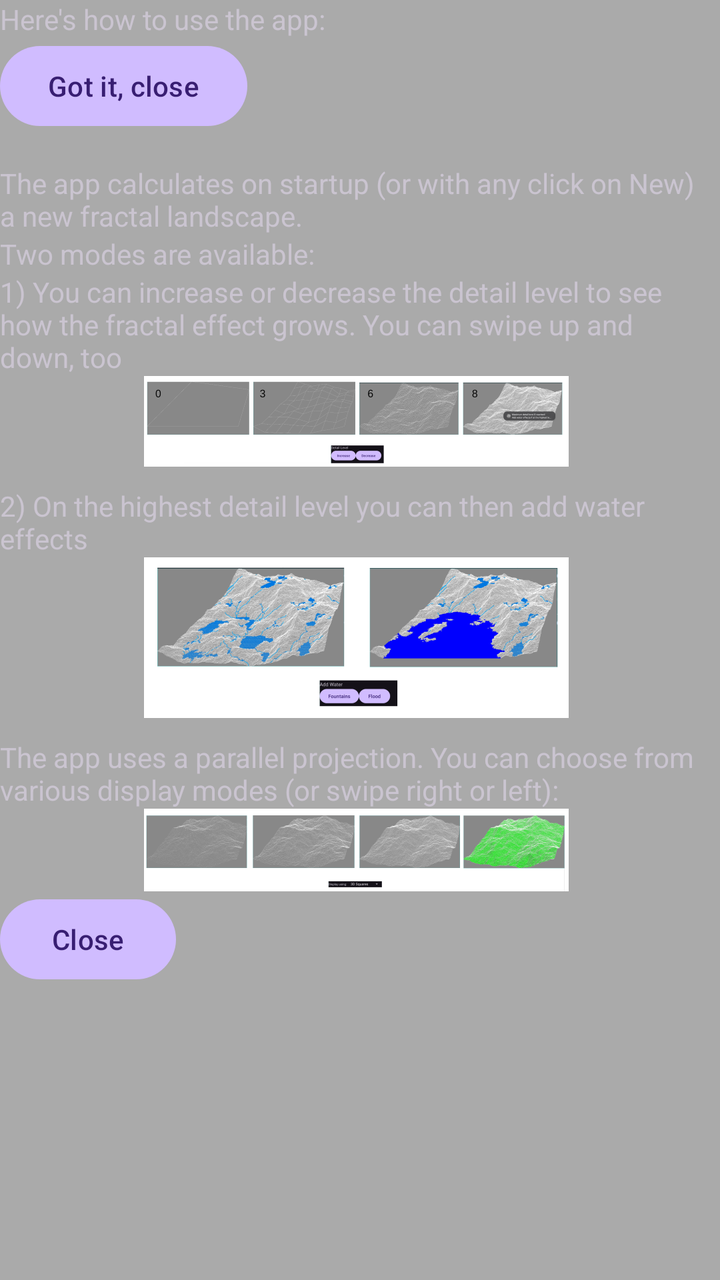
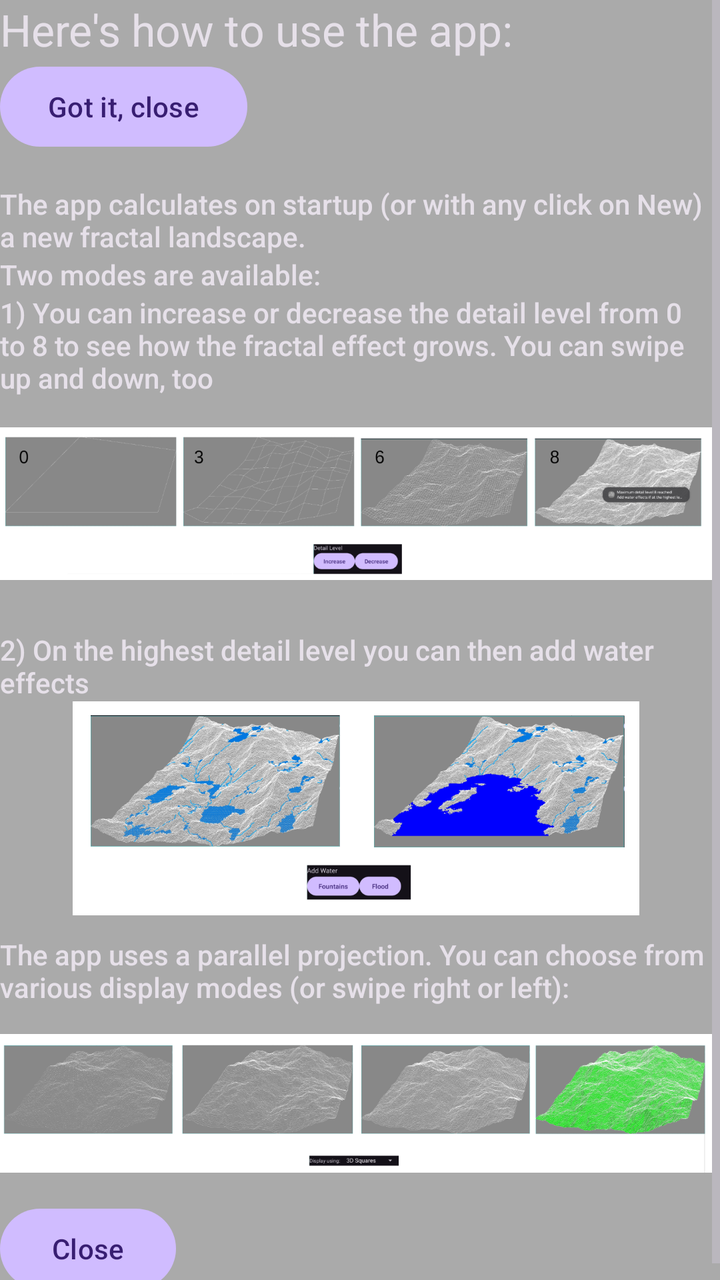

An Android layout rendered at two revisions. The XML below is the earlier revision; the diff shows what the commit changed to produce the second picture.
<!-- AndroidManifest.xml: application theme Theme.Landscape3D -->
<!-- res/layout/howtopopup.xml -->
<?xml version="1.0" encoding="utf-8"?>
<RelativeLayout xmlns:android="http://schemas.android.com/apk/res/android"
    xmlns:app="http://schemas.android.com/apk/res-auto"
    android:id="@+id/howto_popup_layout"
    android:layout_width="wrap_content"
    android:layout_height="wrap_content"
    android:layout_alignParentStart="true"
    android:layout_alignParentTop="true"
    android:background="@android:color/darker_gray">

    <ScrollView
        android:id="@+id/howto_popup_scrollview"
        android:layout_width="wrap_content"
        android:layout_height="wrap_content"
        android:scrollbarAlwaysDrawVerticalTrack="true"
        android:scrollbarStyle="outsideInset">

        <LinearLayout
            android:layout_width="wrap_content"
            android:layout_height="wrap_content"
            android:orientation="vertical">

            <TextView
                android:id="@+id/howto_popup_txt1"
                android:layout_width="wrap_content"
                android:layout_height="wrap_content"
                android:text="@string/howto_popup_txt1" />

            <Button
                android:id="@+id/howto_popup_close_btn2"
                android:layout_width="wrap_content"
                android:layout_height="wrap_content"
                android:text="@string/about_popup_close_btn2" />

            <Space
                android:id="@+id/howto_popup_space1"
                android:layout_width="wrap_content"
                android:layout_height="15dp" />

            <TextView
                android:id="@+id/howto_popup_intro_txt1"
                android:layout_width="wrap_content"
                android:layout_height="wrap_content"
                android:text="@string/howto_popup_intro1" />

            <TextView
                android:id="@+id/howto_popup_intro_txt2"
                android:layout_width="wrap_content"
                android:layout_height="wrap_content"
                android:text="@string/howto_popup_intro2" />

            <TextView
                android:id="@+id/howto_popup_intro_txt3"
                android:layout_width="wrap_content"
                android:layout_height="wrap_content"
                android:text="@string/howto_popup_intro3" />

            <androidx.appcompat.widget.AppCompatImageView
                android:id="@+id/img_detaillevel"
                android:layout_width="match_parent"
                android:layout_height="wrap_content"
                app:srcCompat="@drawable/img_details_s" />

            <Space
                android:id="@+id/howto_popup_space2"
                android:layout_width="wrap_content"
                android:layout_height="10dp" />

            <TextView
                android:id="@+id/howto_popup_intro_txt4"
                android:layout_width="wrap_content"
                android:layout_height="wrap_content"
                android:text="@string/howto_popup_intro4" />

            <androidx.appcompat.widget.AppCompatImageView
                android:id="@+id/img_watereffects"
                android:layout_width="match_parent"
                android:layout_height="wrap_content"
                app:srcCompat="@drawable/img_waters_s" />

            <Space
                android:id="@+id/howto_popup_space3"
                android:layout_width="wrap_content"
                android:layout_height="10dp" />

            <TextView
                android:id="@+id/howto_popup_intro_disp1"
                android:layout_width="wrap_content"
                android:layout_height="wrap_content"
                android:text="@string/howto_popup_draw_meth1" />

            <androidx.appcompat.widget.AppCompatImageView
                android:id="@+id/img_displaymodes"
                android:layout_width="match_parent"
                android:layout_height="wrap_content"
                app:srcCompat="@drawable/img_dispmodes_s" />

            <Button
                android:id="@+id/howto_popup_close_btn1"
                android:layout_width="wrap_content"
                android:layout_height="wrap_content"
                android:text="@string/about_popup_close_btn" />
        </LinearLayout>
    </ScrollView>

</RelativeLayout>
<!-- resources referenced by this layout -->
<resources>
  <!-- drawable img_details_s: png bitmap (drawable-nodpi, 39144 bytes) -->
  <!-- drawable img_dispmodes_s: png bitmap (drawable-nodpi, 61327 bytes) -->
  <!-- drawable img_waters_s: png bitmap (drawable-nodpi, 103140 bytes) -->
  <string name="about_popup_close_btn">Close</string>
  <string name="about_popup_close_btn2">Got it, close</string>
  <string name="howto_popup_draw_meth1">The app uses a parallel projection. You can choose from various display modes (or swipe right or left):</string>
  <string name="howto_popup_intro1">The app calculates on startup (or with any click on New) a new fractal landscape.</string>
  <string name="howto_popup_intro2">Two modes are available:</string>
  <string name="howto_popup_intro3">1) You can increase or decrease the detail level to see how the fractal effect grows. You can swipe up and down, too</string>
  <string name="howto_popup_intro4">2) On the highest detail level you can then add water effects</string>
  <string name="howto_popup_txt1">Here\'s how to use the app:</string>
  <style name="Theme.Landscape3D" parent="Base.Theme.Landscape3D" />
  <style name="Base.Theme.Landscape3D" parent="Theme.Material3.Dark.NoActionBar">
          
          
          
          
          
          
      </style>
</resources>

<!-- the commit's change to res/layout/howtopopup.xml (unified diff, before → after) -->
@@ -24,7 +24,8 @@
                 android:id="@+id/howto_popup_txt1"
                 android:layout_width="wrap_content"
                 android:layout_height="wrap_content"
-                android:text="@string/howto_popup_txt1" />
+                android:text="@string/howto_popup_txt1"
+                android:textAppearance="@style/TextAppearance.AppCompat.Large" />
 
             <Button
                 android:id="@+id/howto_popup_close_btn2"
@@ -41,19 +42,22 @@
                 android:id="@+id/howto_popup_intro_txt1"
                 android:layout_width="wrap_content"
                 android:layout_height="wrap_content"
-                android:text="@string/howto_popup_intro1" />
+                android:text="@string/howto_popup_intro1"
+                android:textAppearance="@style/TextAppearance.AppCompat.Body2" />
 
             <TextView
                 android:id="@+id/howto_popup_intro_txt2"
                 android:layout_width="wrap_content"
                 android:layout_height="wrap_content"
-                android:text="@string/howto_popup_intro2" />
+                android:text="@string/howto_popup_intro2"
+                android:textAppearance="@style/TextAppearance.AppCompat.Body2" />
 
             <TextView
                 android:id="@+id/howto_popup_intro_txt3"
                 android:layout_width="wrap_content"
                 android:layout_height="wrap_content"
-                android:text="@string/howto_popup_intro3" />
+                android:text="@string/howto_popup_intro3"
+                android:textAppearance="@style/TextAppearance.AppCompat.Body2" />
 
             <androidx.appcompat.widget.AppCompatImageView
                 android:id="@+id/img_detaillevel"
@@ -70,7 +74,8 @@
                 android:id="@+id/howto_popup_intro_txt4"
                 android:layout_width="wrap_content"
                 android:layout_height="wrap_content"
-                android:text="@string/howto_popup_intro4" />
+                android:text="@string/howto_popup_intro4"
+                android:textAppearance="@style/TextAppearance.AppCompat.Body2" />
 
             <androidx.appcompat.widget.AppCompatImageView
                 android:id="@+id/img_watereffects"
@@ -87,7 +92,8 @@
                 android:id="@+id/howto_popup_intro_disp1"
                 android:layout_width="wrap_content"
                 android:layout_height="wrap_content"
-                android:text="@string/howto_popup_draw_meth1" />
+                android:text="@string/howto_popup_draw_meth1"
+                android:textAppearance="@style/TextAppearance.AppCompat.Body2" />
 
             <androidx.appcompat.widget.AppCompatImageView
                 android:id="@+id/img_displaymodes"
<!-- resource entries referenced after the edit -->
@@ -1,14 +1,14 @@
 <!-- resources referenced by this layout -->
 <resources>
-  <!-- drawable img_details_s: png bitmap (drawable-nodpi, 39144 bytes) -->
-  <!-- drawable img_dispmodes_s: png bitmap (drawable-nodpi, 61327 bytes) -->
-  <!-- drawable img_waters_s: png bitmap (drawable-nodpi, 103140 bytes) -->
+  <!-- drawable img_details_s: png bitmap (drawable-nodpi, 200103 bytes) -->
+  <!-- drawable img_dispmodes_s: png bitmap (drawable-nodpi, 383898 bytes) -->
+  <!-- drawable img_waters_s: png bitmap (drawable-nodpi, 185187 bytes) -->
   <string name="about_popup_close_btn">Close</string>
   <string name="about_popup_close_btn2">Got it, close</string>
   <string name="howto_popup_draw_meth1">The app uses a parallel projection. You can choose from various display modes (or swipe right or left):</string>
   <string name="howto_popup_intro1">The app calculates on startup (or with any click on New) a new fractal landscape.</string>
   <string name="howto_popup_intro2">Two modes are available:</string>
-  <string name="howto_popup_intro3">1) You can increase or decrease the detail level to see how the fractal effect grows. You can swipe up and down, too</string>
+  <string name="howto_popup_intro3">1) You can increase or decrease the detail level from 0 to 8 to see how the fractal effect grows. You can swipe up and down, too</string>
   <string name="howto_popup_intro4">2) On the highest detail level you can then add water effects</string>
   <string name="howto_popup_txt1">Here\'s how to use the app:</string>
   <style name="Theme.Landscape3D" parent="Base.Theme.Landscape3D" />
